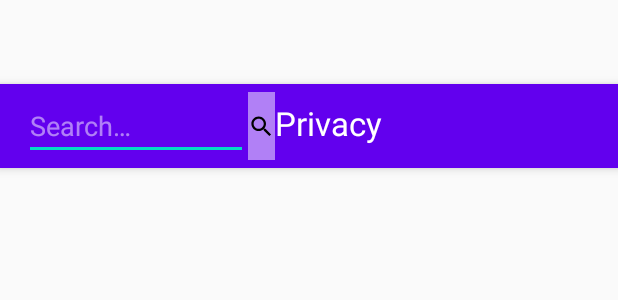
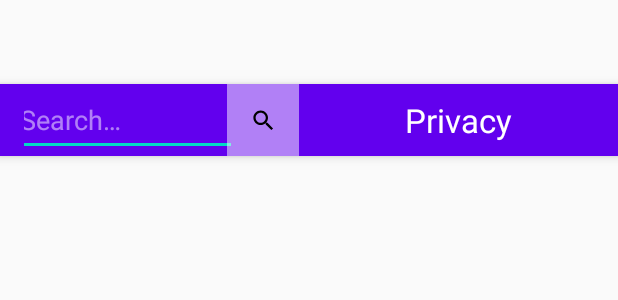
Before and after one commit to ghfcwg/Verse-android, an Android app: the layout activity_item_list.xml on its own in the app's theme, with its tools: preview values and no code run, on a phone screen of 412 x 824 dp. Shown: the top 300 px of the screen. Run offline under Robolectric (Android 15) with nearby library versions, the phone set to English and light mode, and no system bars; network calls fail.

Commit message:
upgrade android gradle

```diff
--- a/app/src/main/res/layout/activity_item_list.xml
+++ b/app/src/main/res/layout/activity_item_list.xml
@@ -10,54 +10,70 @@
     <com.google.android.material.appbar.AppBarLayout
         android:id="@+id/app_bar"
         android:layout_width="match_parent"
-        android:layout_height="wrap_content"
+        android:layout_height="48dp"
         android:theme="@style/AppTheme.AppBarOverlay">
 
 
         <androidx.appcompat.widget.Toolbar
             android:id="@+id/toolbar"
             android:layout_width="match_parent"
-            android:layout_height="wrap_content"
+            android:layout_height="48dp"
             app:popupTheme="@style/AppTheme.PopupOverlay">
 
-            <LinearLayout
-                android:layout_width="wrap_content"
-                android:layout_height="wrap_content"
-                android:orientation="horizontal">
+            <androidx.constraintlayout.widget.ConstraintLayout
+                android:layout_width="match_parent"
+                android:layout_height="match_parent"
+                app:layout_constraintEnd_toEndOf="parent"
+                app:layout_constraintHorizontal_bias="0.5"
+                app:layout_constraintHorizontal_chainStyle="spread_inside"
+                app:layout_constraintStart_toStartOf="parent">
 
                 <androidx.appcompat.widget.AppCompatEditText
                     android:id="@+id/search_text"
                     android:layout_width="wrap_content"
-                    android:layout_height="wrap_content"
+                    android:layout_height="48dp"
                     android:ems="7"
                     android:hint="@string/search_hint"
                     android:imeOptions="actionSend"
                     android:importantForAutofill="no"
-                    android:inputType="text" />
+                    android:inputType="text"
+                    app:layout_constraintEnd_toStartOf="@+id/submit_query_button"
+                    app:layout_constraintHorizontal_bias="0.5"
+                    app:layout_constraintStart_toStartOf="parent" />
+
 
                 <androidx.appcompat.widget.AppCompatImageButton
                     android:id="@+id/submit_query_button"
-                    android:layout_width="0dp"
-                    android:layout_height="match_parent"
+                    android:layout_width="48dp"
+                    android:layout_height="48dp"
                     android:layout_weight="1"
                     android:background="#80FFFFFF"
                     android:backgroundTint="#FFFFFF"
                     android:contentDescription="@string/search_hint"
+                    app:layout_constraintEnd_toStartOf="@+id/search_text"
+                    app:layout_constraintHorizontal_bias="0.5"
+                    app:layout_constraintStart_toEndOf="@+id/privacyLinkView"
                     app:srcCompat="@drawable/ic_search_black_18dp" />
+
 
                 <TextView
                     android:id="@+id/privacyLinkView"
                     android:layout_width="wrap_content"
-                    android:layout_height="wrap_content"
+                    android:layout_height="48dp"
+                    android:clickable="true"
+                    android:focusable="true"
                     android:gravity="center"
-                    android:clickable="true"
                     android:onClick="onPrivacyPolicyClick"
                     android:text="@string/privacy_policy_textview"
                     android:textAppearance="?android:attr/textAppearanceLarge"
-                    android:focusable="true" />
-            </LinearLayout>
+                    app:layout_constraintEnd_toEndOf="parent"
+                    app:layout_constraintHorizontal_bias="0.5"
+                    app:layout_constraintHorizontal_weight="3"
+                    app:layout_constraintStart_toEndOf="@+id/submit_query_button" />
+
+
+            </androidx.constraintlayout.widget.ConstraintLayout>
         </androidx.appcompat.widget.Toolbar>
-
 
 
 
--- a/build.gradle
+++ b/build.gradle
@@ -4,11 +4,11 @@ buildscript {
 
     repositories {
         google()
-        jcenter()
+        mavenCentral()
 
     }
     dependencies {
-        classpath 'com.android.tools.build:gradle:3.6.3'
+        classpath 'com.android.tools.build:gradle:7.3.0'
 
 
         // NOTE: Do not place your application dependencies here; they belong
@@ -19,7 +19,7 @@ buildscript {
 allprojects {
     repositories {
         google()
-        jcenter()
+        mavenCentral()
 
     }
 }
```
Also changed, not shown: app/build.gradle (+10 -10 lines), app/src/main/AndroidManifest.xml (+4 -5 lines), app/src/main/java/glass/chungwon/verse/ItemDetailFragment.java (+5 -2 lines), app/src/main/java/glass/chungwon/verse/ItemListActivity.java (+35 -57 lines), gradle/wrapper/gradle-wrapper.properties, 4 other files.
